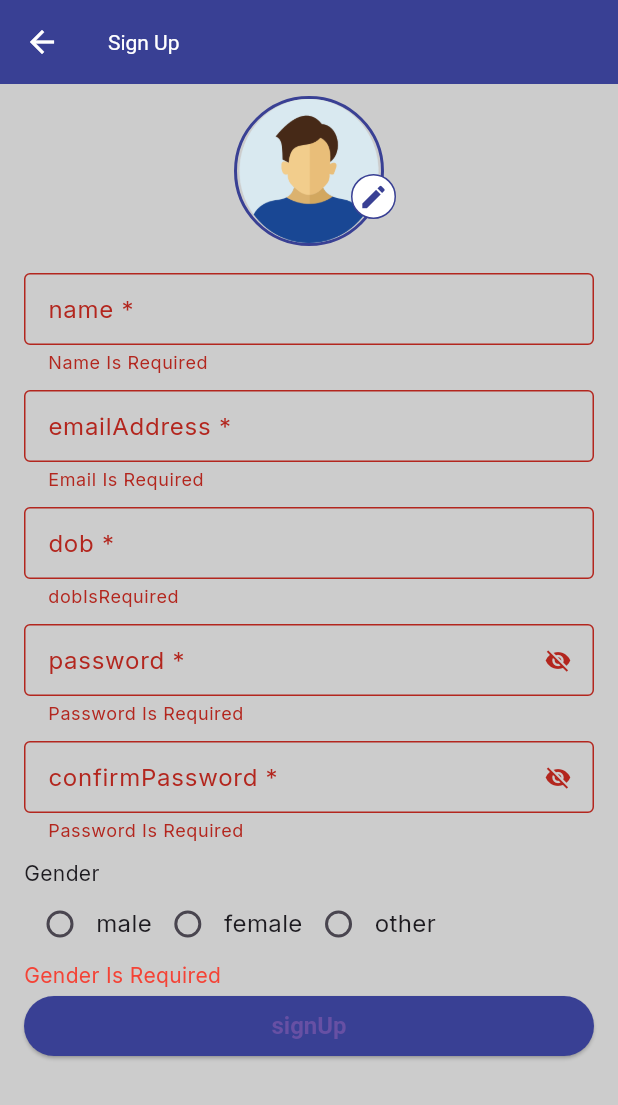
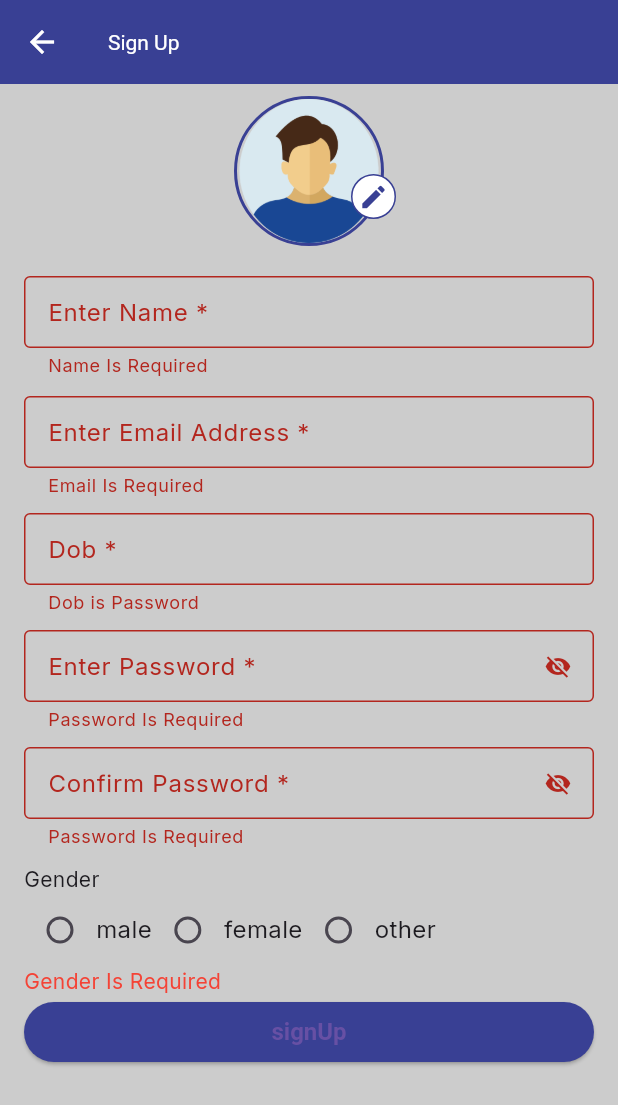
Before and after one commit to NikhilSngh/flutter_poc, a Flutter app: the SignupScreen screen opened by its route, after a tap on "signUp", on a phone screen of 412 x 824 dp. Shown: the top 1105 px of the screen. Run offline on Flutter 3.47's test engine with Material 3 defaults, Android fonts, the phone set to English and light mode, and no system bars; our stand-ins replace auto_route, dio, equatable, flutter_bloc, get_it, google_fonts and 3 more; missing offline and left inert: encrypt; accounts and stored records are empty; generated files the repository leaves out were written again.

Commit message:
Code refactoring

```diff
--- a/lib/constant/app_strings.dart
+++ b/lib/constant/app_strings.dart
@@ -15,9 +15,14 @@ class AppStrings{
   static const String editAccount = "Edit account";
   static const String signInToContinue = "Sign In To Continue";
   static const String enterEmailAddress = "Enter Email Address";
-  static const String enterPassword = "Enter Password";
   static const String dontHaveAccount = "Don't Have Account";
   static const String signUp = "Sign Up";
+  static const String enterName  = "Enter Name";
+  static const String enterEmail  = "Enter Email Address";
+  static const String enterDob  = "Enter Dob";
+  static const String enterPassword = "Enter Password";
+  static const String confirmPassword = "Confirm Password";
+  static const String dobIsRequired = "Dob is Password";
 
 
 
--- a/lib/signup/signup_screen.dart
+++ b/lib/signup/signup_screen.dart
@@ -3,6 +3,8 @@ import 'package:flutter/material.dart';
 import 'package:flutter/services.dart';
 import 'package:flutter_bloc/flutter_bloc.dart';
 import 'package:flutter_poc/constant/app_constant.dart';
+import 'package:flutter_poc/constant/app_padding_margin_constants.dart';
+import 'package:flutter_poc/constant/app_strings.dart';
 import 'package:flutter_poc/constant/spacing_constants.dart';
 import 'package:flutter_poc/helper/common_radio_button.dart';
 import 'package:flutter_poc/login/app_elevated_button.dart';
@@ -13,7 +15,6 @@ import 'dart:io';
 import 'package:flutter_poc/signup/bloc/signup_cubit.dart';
 import 'package:flutter_poc/signup/bloc/state/signup_state.dart';
 import 'package:flutter_poc/signup/profile_Image.dart';
-import 'package:flutter_poc/theme/sizes.dart';
 import 'package:flutter_poc/utils/date_picker.dart';
 import 'package:flutter_poc/utils/validator.dart';
 
@@ -26,37 +27,20 @@ class SignupScreen extends StatelessWidget {
   final TextEditingController _nameEditingController = TextEditingController();
   final TextEditingController _confirmPasswordEditingController = TextEditingController();
   final GlobalKey<FormState> _formKey = GlobalKey();
-  final SignupCubit _signupCubit = SignupCubit();
   final ValueNotifier<String> _gender = ValueNotifier<String>("");
-  File? _pickedImage;
-
-  void _validateForm() async {
-    if (_formKey.currentState?.validate() == true) {
-      SystemChannels.textInput.invokeMethod("TextInput.hide");
-      Map<String, dynamic> params = {LoginApiKeys.email: _emailEditingController.text,
-        LoginApiKeys.password: _passwordEditingController.text,
-        LoginApiKeys.name: _nameEditingController.text,
-        LoginApiKeys.dob: _dobEditingController.text,
-        LoginApiKeys.gender: _gender.value
-      };
-      if (_pickedImage != null) {
-        params[LoginApiKeys.image] = _pickedImage;
-      }
-      _signupCubit.signup(params);
-    }
-  }
 
   @override
   Widget build(BuildContext context) {
+    File? pickedImage;
     return BlocProvider<SignupCubit>(
-        create: (context)=> _signupCubit,
+        create: (context)=> SignupCubit(),
         child:Scaffold(
-            appBar: AppBar(title: const Text("Sign Up")),
+            appBar: AppBar(title: const Text(AppStrings.signUp)),
             body: SafeArea(
                 child: SingleChildScrollView(
                     child: Padding(
-                        padding: const EdgeInsets.only(left: Sizes.size16,
-                            right: Sizes.size16),
+                        padding: const EdgeInsets.only(left: AppPaddingMarginConstant.regular,
+                            right: AppPaddingMarginConstant.regular),
                         child:Form(
                             key: _formKey,
                             child: Column(
@@ -67,15 +51,15 @@ class SignupScreen extends StatelessWidget {
                                       valueListenable: _gender,
                                       builder: (context, value, _) {
                                         return ProfileImage(pickerImage: (image) {
-                                          _pickedImage = image;
+                                          pickedImage = image;
                                         }, gender: _gender.value);
                                       }
                                   ),
                                   Container(
-                                    margin: const EdgeInsets.only(bottom: SpacingConstant.signupWidgetVerticalSpacing10,
-                                    top: SpacingConstant.signupWidgetVerticalSpacing10),
+                                    margin: const EdgeInsets.only(bottom: AppPaddingMarginConstant.small,
+                                    top: AppPaddingMarginConstant.small),
                                     child: AppTextField(
-                                        label: "name",
+                                        label: AppStrings.enterName,
                                         controller: _nameEditingController,
                                         validator: (value) {
                                           return Validator.isValidName(context, name: value);
@@ -86,7 +70,7 @@ class SignupScreen extends StatelessWidget {
                                   Container(
                                     margin: const EdgeInsets.only(bottom: SpacingConstant.signupWidgetVerticalSpacing10,),
                                     child: AppTextField(
-                                        label: "emailAddress",
+                                        label: AppStrings.enterEmail,
                                         controller: _emailEditingController,
                                         validator: (value) {
                                           return Validator.isEmailValid(context, email: value);
@@ -97,7 +81,7 @@ class SignupScreen extends StatelessWidget {
                                   Container(
                                     margin: const EdgeInsets.only(bottom: SpacingConstant.signupWidgetVerticalSpacing10,),
                                     child: AppTextField(
-                                        label: "dob",
+                                        label: AppStrings.dob,
                                         readOnly: true,
                                         onTap: () {
                                           DatePicker(context,date: (date){
@@ -106,7 +90,7 @@ class SignupScreen extends StatelessWidget {
                                         },
                                         controller: _dobEditingController,
                                         validator: (value) {
-                                          return Validator.emptyValidate(context, value: value, message: "dobIsRequired");
+                                          return Validator.emptyValidate(context, value: value, message: AppStrings.dobIsRequired);
 
                                         },
                                         inputType: TextInputType.emailAddress),
@@ -115,7 +99,7 @@ class SignupScreen extends StatelessWidget {
                                   Container(
                                     margin: const EdgeInsets.only(bottom: SpacingConstant.signupWidgetVerticalSpacing10,),
                                     child: AppTextField(
-                                        label: "password",
+                                        label: AppStrings.enterPassword,
                                         controller: _passwordEditingController,
                                         isPassword: true,
                                         validator: (value) {
@@ -126,7 +110,7 @@ class SignupScreen extends StatelessWidget {
                                   Container(
                                     margin: const EdgeInsets.only(bottom: SpacingConstant.signupWidgetVerticalSpacing10,),
                                     child: AppTextField(
-                                        label: "confirmPassword",
+                                        label: AppStrings.confirmPassword,
                                         controller: _confirmPasswordEditingController,
                                         isPassword: true,
                                         validator: (value) {
@@ -153,7 +137,7 @@ class SignupScreen extends StatelessWidget {
                                       },
                                       builder: (context, state) {
                                         return AppElevatedButton(title: "signUp", onPressed: () {
-                                          _validateForm();
+                                          _validateForm(context.read<SignupCubit>(),pickedImage);
                                         });
                                       })
                                 ])
@@ -164,4 +148,20 @@ class SignupScreen extends StatelessWidget {
         )
     );
   }
+
+  void _validateForm(SignupCubit signupCubit, File? pickedImage) async {
+    if (_formKey.currentState?.validate() == true) {
+      SystemChannels.textInput.invokeMethod("TextInput.hide");
+      Map<String, dynamic> params = {LoginApiKeys.email: _emailEditingController.text,
+        LoginApiKeys.password: _passwordEditingController.text,
+        LoginApiKeys.name: _nameEditingController.text,
+        LoginApiKeys.dob: _dobEditingController.text,
+        LoginApiKeys.gender: _gender.value
+      };
+      if (pickedImage != null) {
+        params[LoginApiKeys.image] = pickedImage;
+      }
+      signupCubit.signup(params);
+    }
+  }
 }
```
